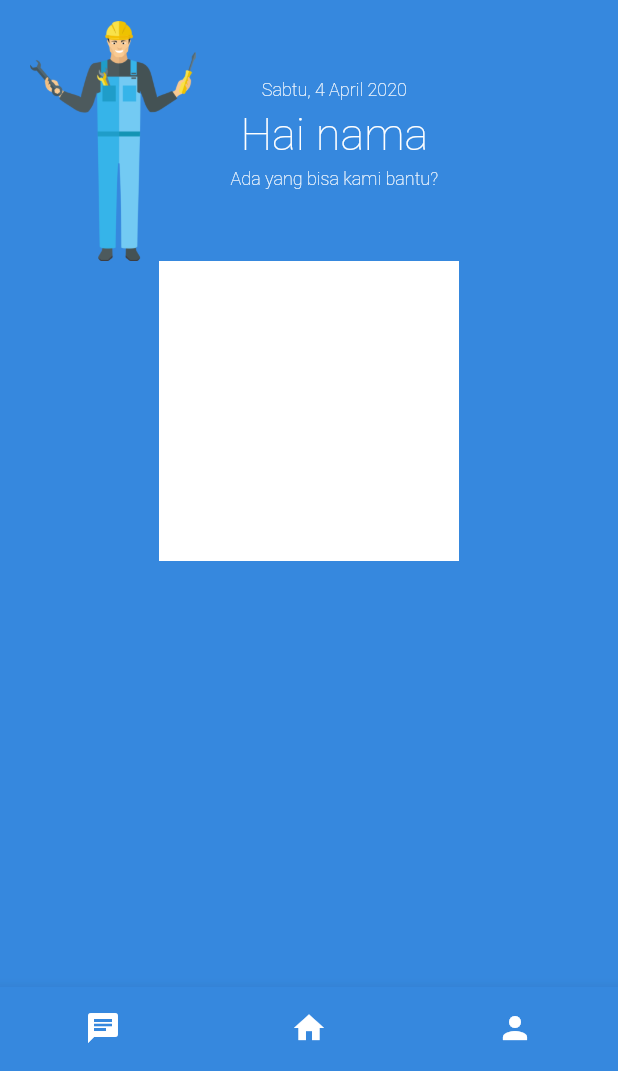
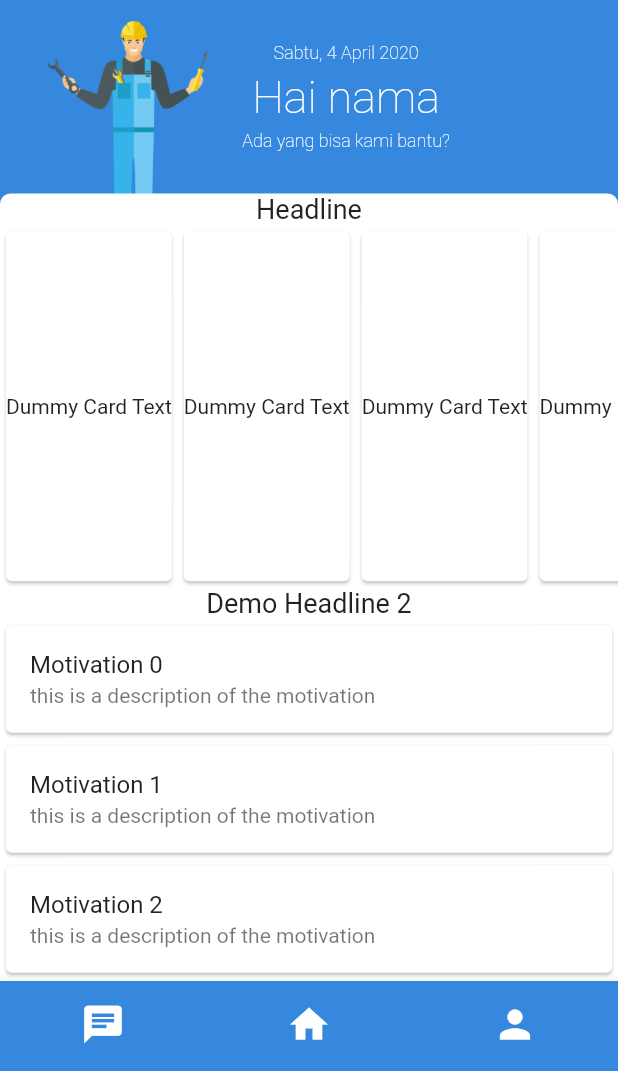
Before and after one commit to agungsatrioo/motordoc, a Flutter app: the BottomNav screen opened directly, on a phone screen of 412 x 824 dp, the part 165-1236 px from its top. Run offline on Flutter 3.47's test engine with Material 2 defaults, Android fonts, the light colour scheme and no system bars; our stand-ins replace sqflite; accounts and stored records are empty.

Commit message:
update home, add horizontal list view

```diff
--- a/lib/src/ui/pages/home/bottom_nav.dart
+++ b/lib/src/ui/pages/home/bottom_nav.dart
@@ -47,7 +47,7 @@ class _BottomNavState extends State<BottomNav> {
         backgroundColor: Color(0xFF3688DE),
         unselectedItemColor: Colors.white,
         selectedItemColor: Colors.white,
-        iconSize: 24,
+        iconSize: 30,
         onTap: _onItemTapped,
       ),
     );
--- a/lib/src/ui/pages/home/home.dart
+++ b/lib/src/ui/pages/home/home.dart
@@ -1,4 +1,5 @@
 import 'package:flutter/material.dart';
+import 'package:flutter/rendering.dart';
 import 'package:flutter/widgets.dart';
 
 class HomePage extends StatefulWidget{
@@ -13,7 +14,9 @@ class _HomePageState extends State<HomePage>{
     return Scaffold(
       backgroundColor: Color (0xFF3688DE),
         resizeToAvoidBottomPadding: false,
-        body: Container(
+        body: Column(
+            children: <Widget>[
+              Container(
                   padding: const EdgeInsets.only(right: 20, left: 20, top: 32),
                   child: Column(
                     children: <Widget>[
@@ -82,19 +85,17 @@ class _HomePageState extends State<HomePage>{
                         child: Row(
                           children: <Widget>[
                             Padding(
-                      padding: const EdgeInsets.only(top: 14, right: 23.0),
+                              padding: const EdgeInsets.only(top: 14, right: 23.0, left: 12.0),
                               child: Image.asset(
                                 "assets/images/mechanic.png",
 //                          width: 99.0,
-                          height: 160.0,
+                                height: 115.0,
                               ),
                             ),
                             Column(
                               children: <Widget>[
                                 Align(
                                   alignment: Alignment.centerLeft,
-                          child: Padding(
-                            padding: const EdgeInsets.only(top: 5.0),
                                   child: Text(
                                     "Sabtu, 4 April 2020",
                                     style: TextStyle(
@@ -102,7 +103,7 @@ class _HomePageState extends State<HomePage>{
                                       fontSize: 12.0,
                                       fontWeight: FontWeight.w100,
                                     ),
-                            ),
+                                    textAlign: TextAlign.left,
                                   ),
                                 ),
                                 Padding(
@@ -135,21 +136,59 @@ class _HomePageState extends State<HomePage>{
                           ],
                         ),
                       ),
-              Stack(
-
-                children: <Widget>[
-                  Container(
+                    ],
+                  ),
+              ),
+              Expanded(
+                child: Container(
+                  width: double.infinity,
+                  height: double.infinity,
                   decoration: BoxDecoration(
                     color: Colors.white,
+                    borderRadius: new BorderRadius.only(
+                        topLeft: const Radius.circular(7.0),
+                        topRight: const Radius.circular(7.0))
                   ),
-                    width: 200,
-                    height: 200,
+//                  padding: const EdgeInsets.only(top: 11, left: 18),
+                  child: Column(
+                    mainAxisSize: MainAxisSize.min,
+                    children: <Widget>[
+                      Text(
+                        'Headline',
+                        style: TextStyle(fontSize: 18),
                       ),
-                ],
+                      Expanded(
+                        child: ListView.builder(
+                          shrinkWrap: true,
+                          scrollDirection: Axis.horizontal,
+                          itemCount: 15,
+                          itemBuilder: (BuildContext context, int index) => Card(
+                            child: Center(child: Text('Dummy Card Text')),
+                          ),
+                        ),
+                      ),
+                      Text(
+                        'Demo Headline 2',
+                        style: TextStyle(fontSize: 18),
+                      ),
+                      Expanded(
+                        child: ListView.builder(
+                          shrinkWrap: true,
+                          itemBuilder: (ctx,int){
+                            return Card(
+                              child: ListTile(
+                                title: Text('Motivation $int'),
+                                subtitle: Text('this is a description of the motivation')),
+                            );
+                          },
+                        ),
                       ),
                     ],
                   ),
                 ),
+              ),
+            ],
+          ),
     );
   }
 }
```
Also changed, not shown: assets/images/mechanic.png. Lines whose indentation alone changed are shown as unchanged.
